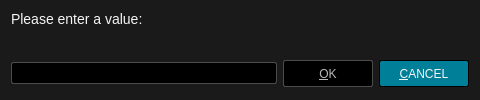
The window that src/ui/inputdialog.ui (u8sand/Baka-MPlayer) describes before a commit, drawn with Qt 5.
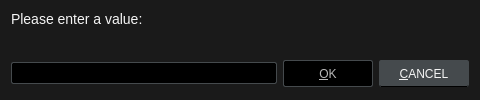
The same window after the commit.

What changed in the file:
```diff
--- a/src/ui/inputdialog.ui
+++ b/src/ui/inputdialog.ui
@@ -24,7 +24,7 @@
 
 QLineEdit {
 	background: black;
-	border: 1px solid #4C4C4C;
+	border: 1px solid #454A4D;
 	border-radius: 2px;
 	padding: 2px;
 }
@@ -35,13 +35,14 @@
 /* QPushButton */
 
 QPushButton {
-    background: #008098;
+	background: #454A4D;
+	border: 1px solid #454A4D;
+	border-bottom: 1px solid black;
+	border-radius: 2px;
 	color: whitesmoke;
-	border: 1px solid black;
-	border-radius: 2px;
-	padding: 4px 6px;
-    min-width: 76px;
+	min-width: 76px;
 	min-height: 17px;
+	padding: 4px 6px;
 }
 QPushButton:focus {
 	border: 1px solid whitesmoke;
@@ -52,8 +53,8 @@
 }
 QPushButton:disabled {
 	background: black;
-	border: 1px solid #4C4C4C;
-    color: #B8B8B8;
+	border: 1px solid #454A4D;
+	color: #B8B8B8;
 }</string>
   </property>
   <layout class="QVBoxLayout" name="verticalLayout">
```
Left out of the diff: 4 changed lines with no effect on the pictures.
